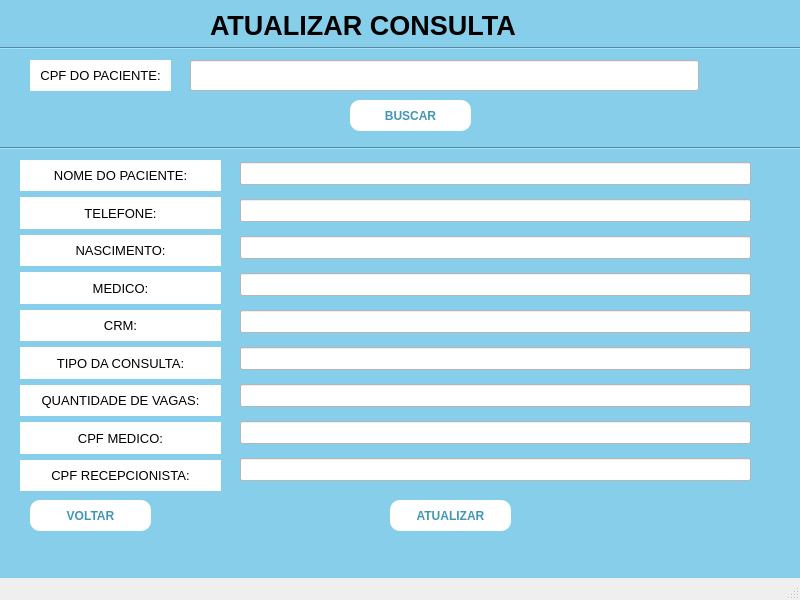
Before: the Qt Designer form conexao_BD/interface/telas/atualizar_consulta_novo.ui in duardo10/sistema-clinica, drawn with Qt 5.
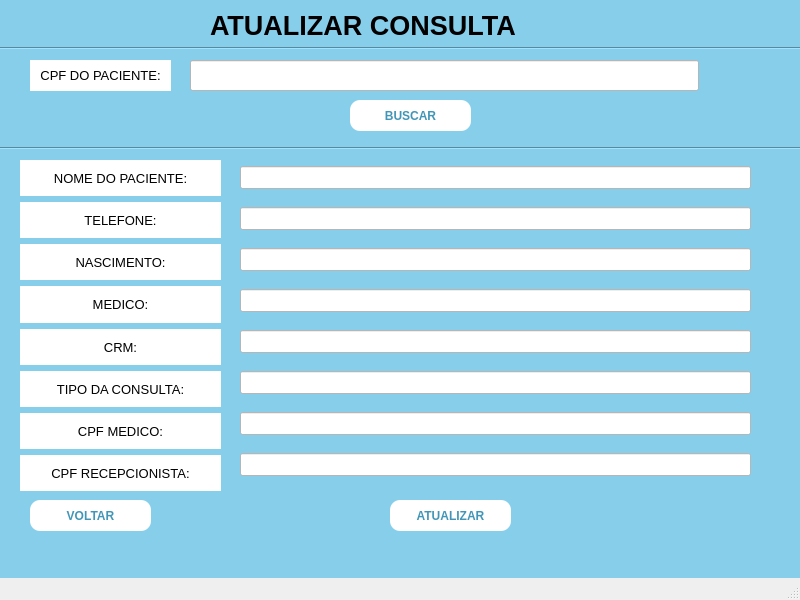
After: the same form once the commit is applied.

```diff
--- a/conexao_BD/interface/telas/atualizar_consulta_novo.ui
+++ b/conexao_BD/interface/telas/atualizar_consulta_novo.ui
@@ -222,19 +222,6 @@
        </property>
       </widget>
      </item>
-     <item>
-      <widget class="QLabel" name="label_9">
-       <property name="styleSheet">
-        <string notr="true">background-color: white;</string>
-       </property>
-       <property name="text">
-        <string>QUANTIDADE DE VAGAS:</string>
-       </property>
-       <property name="alignment">
-        <set>Qt::AlignCenter</set>
-       </property>
-      </widget>
-     </item>
      <item>
       <widget class="QLabel" name="label_10">
        <property name="styleSheet">
@@ -315,13 +302,6 @@
        </property>
       </widget>
      </item>
-     <item>
-      <widget class="QLineEdit" name="lineEdit_8">
-       <property name="styleSheet">
-        <string notr="true">background-color: white;</string>
-       </property>
-      </widget>
-     </item>
      <item>
       <widget class="QLineEdit" name="lineEdit_9">
        <property name="styleSheet">
```
